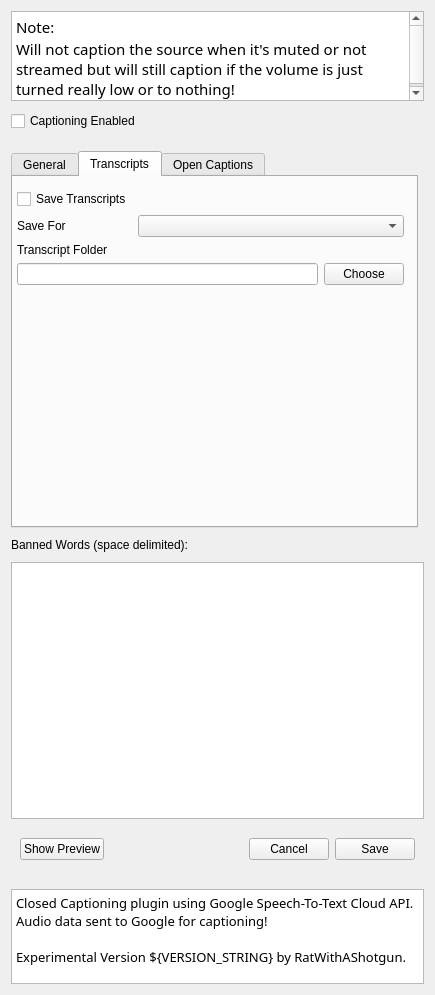
Before: the Qt Designer form src/ui/CaptionSettingsWidget.ui in ratwithacompiler/OBS-captions-plugin, drawn with Qt 5.
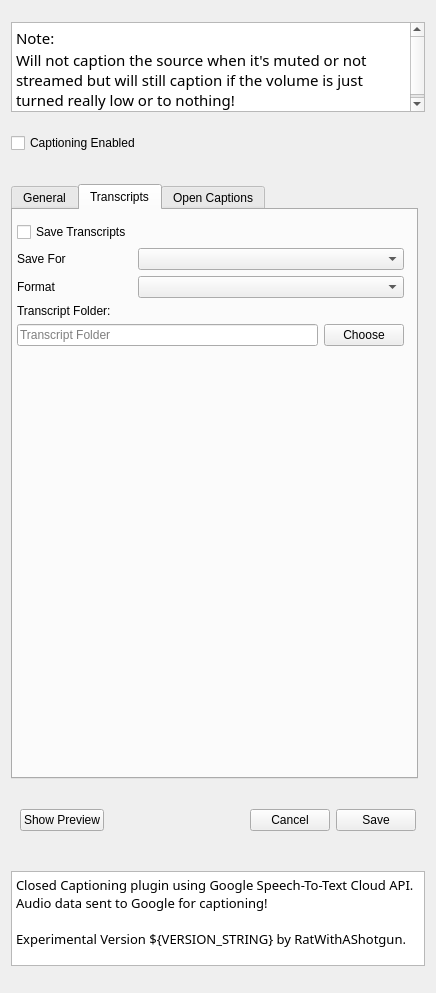
After: the same form once the commit is applied. The open tabs and pages were chosen to show the change.

Commit message:
Transcripts: add "raw" transcript format and format selection UI
Writes every single received caption line to the log file (not just final and pre-interrupted like txt log) with extension .raw.log
Lines can include prefix "F" after the timestamp for final results and "I" for first result after interruptions.

Patch:
```diff
--- a/src/ui/CaptionSettingsWidget.ui
+++ b/src/ui/CaptionSettingsWidget.ui
@@ -6,8 +6,8 @@
    <rect>
     <x>0</x>
     <y>0</y>
-    <width>435</width>
-    <height>995</height>
+    <width>436</width>
+    <height>993</height>
    </rect>
   </property>
   <property name="sizePolicy">
@@ -481,6 +481,16 @@
          </layout>
         </widget>
        </item>
+       <item>
+        <widget class="QLabel" name="label_4">
+         <property name="text">
+          <string>Banned Words (space delimited):</string>
+         </property>
+        </widget>
+       </item>
+       <item>
+        <widget class="QPlainTextEdit" name="bannedWordsPlainTextEdit"/>
+       </item>
       </layout>
      </widget>
      <widget class="QWidget" name="tab_2">
@@ -551,10 +561,27 @@
             </property>
            </widget>
           </item>
-          <item row="2" column="0">
+          <item row="3" column="0">
            <widget class="QLabel" name="label_10">
             <property name="text">
-             <string>Transcript Folder</string>
+             <string>Transcript Folder:</string>
+            </property>
+           </widget>
+          </item>
+          <item row="2" column="0">
+           <widget class="QLabel" name="label_17">
+            <property name="text">
+             <string>Format</string>
+            </property>
+           </widget>
+          </item>
+          <item row="2" column="1">
+           <widget class="QComboBox" name="transcriptFormatComboBox">
+            <property name="minimumSize">
+             <size>
+              <width>250</width>
+              <height>0</height>
+             </size>
             </property>
            </widget>
           </item>
@@ -577,7 +604,11 @@
            <number>0</number>
           </property>
           <item>
-           <widget class="QLineEdit" name="transcriptFolderPathLineEdit"/>
+           <widget class="QLineEdit" name="transcriptFolderPathLineEdit">
+            <property name="placeholderText">
+             <string>Transcript Folder</string>
+            </property>
+           </widget>
           </item>
           <item>
            <widget class="QPushButton" name="transcriptFolderPickerPushButton">
@@ -810,16 +841,6 @@
      </widget>
     </widget>
    </item>
-   <item>
-    <widget class="QLabel" name="label_4">
-     <property name="text">
-      <string>Banned Words (space delimited):</string>
-     </property>
-    </widget>
-   </item>
-   <item>
-    <widget class="QPlainTextEdit" name="bannedWordsPlainTextEdit"/>
-   </item>
    <item>
     <widget class="QWidget" name="widget" native="true">
      <property name="sizePolicy">
```
The commit also changes 5 other files.
